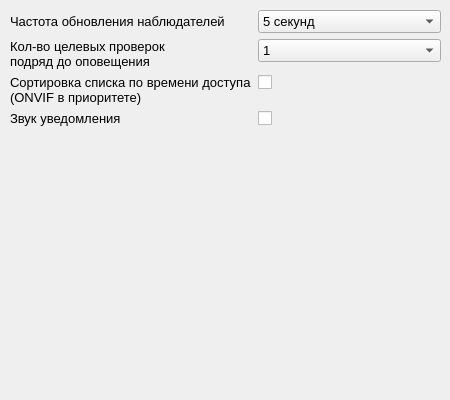
The window that ui/settings.ui (drunia/net_watchdog) describes before a commit, drawn with Qt 5.
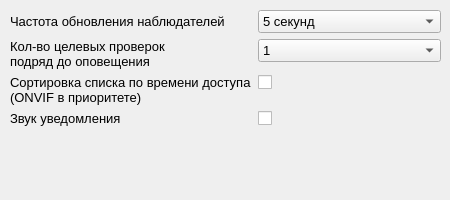
The same window after the commit.

```diff
--- a/ui/settings.ui
+++ b/ui/settings.ui
@@ -7,19 +7,19 @@
     <x>0</x>
     <y>0</y>
     <width>450</width>
-    <height>300</height>
+    <height>200</height>
    </rect>
   </property>
   <property name="minimumSize">
    <size>
     <width>450</width>
-    <height>400</height>
+    <height>200</height>
    </size>
   </property>
   <property name="maximumSize">
    <size>
     <width>450</width>
-    <height>400</height>
+    <height>200</height>
    </size>
   </property>
   <property name="windowTitle">
@@ -31,7 +31,7 @@
      <x>10</x>
      <y>10</y>
      <width>431</width>
-     <height>381</height>
+     <height>181</height>
     </rect>
    </property>
    <layout class="QFormLayout" name="formLayout">
```
